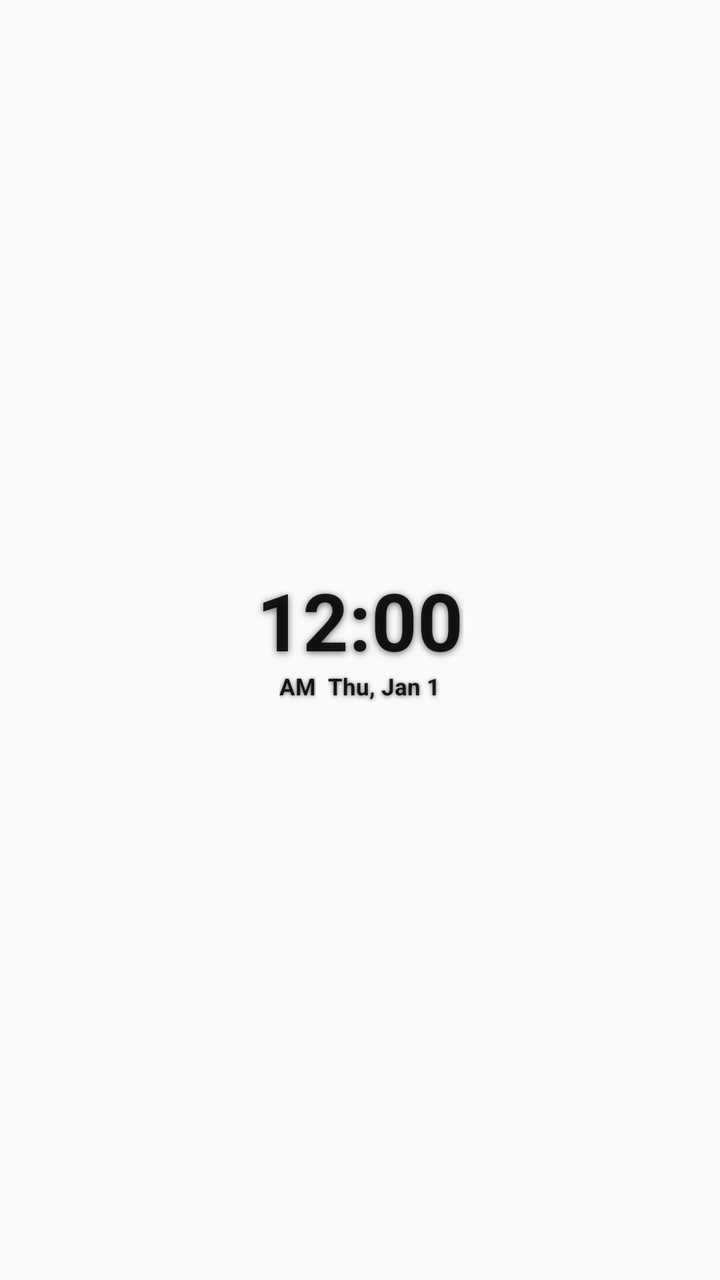
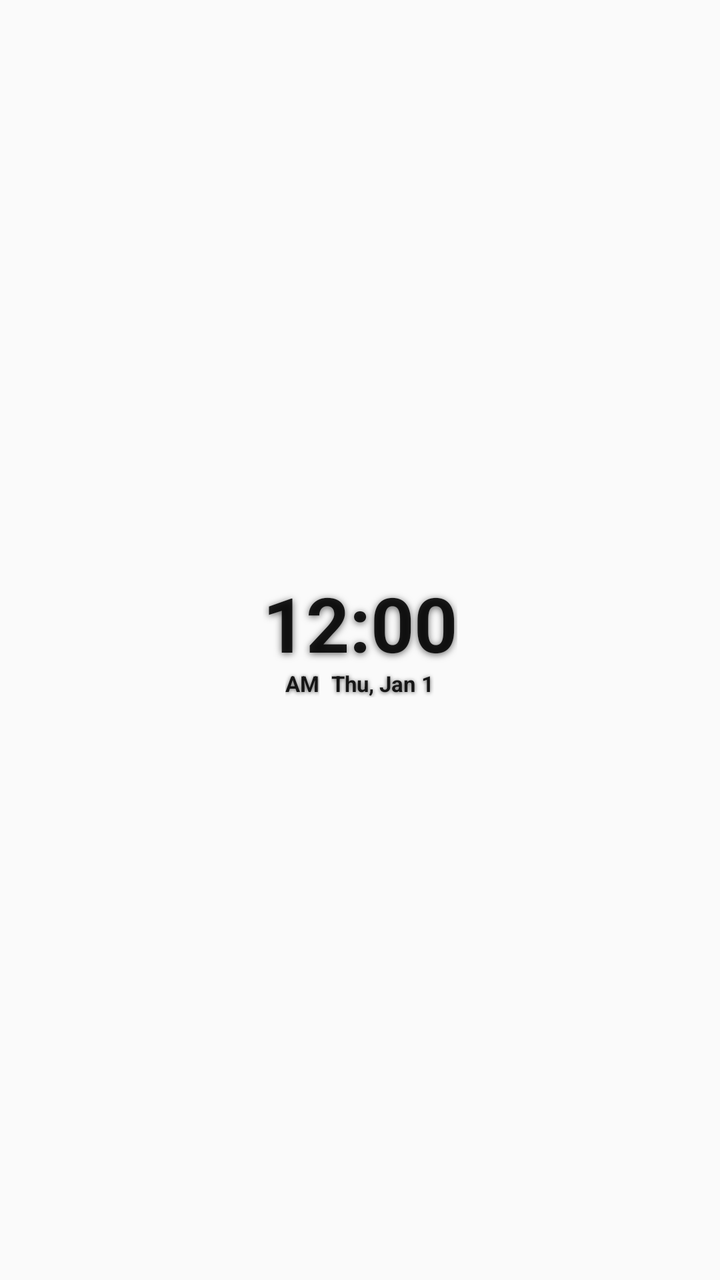

Before-and-after screenshots of an Android layout around one commit, followed by the original layout XML and the change that was made.
<!-- AndroidManifest.xml: application theme AppTheme -->
<!-- res/layout/widget_clock_transparent.xml -->
<?xml version="1.0" encoding="utf-8"?>
<LinearLayout xmlns:android="http://schemas.android.com/apk/res/android"
    android:id="@+id/widget_clock_trans_root"
    android:layout_width="match_parent"
    android:layout_height="match_parent"
    android:background="@android:color/transparent"
    android:gravity="center"
    android:orientation="vertical"
    android:padding="4dp">

    <TextClock
        android:id="@+id/widget_clock_trans_time"
        android:layout_width="wrap_content"
        android:layout_height="wrap_content"
        android:format12Hour="hh:mm"
        android:format24Hour="kk:mm"
        android:textColor="?android:attr/textColorPrimary"
        android:textSize="40sp"
        android:textStyle="bold"
        android:includeFontPadding="false"
        android:shadowColor="#99000000"
        android:shadowDx="0"
        android:shadowDy="2"
        android:shadowRadius="8" />

    <LinearLayout
        android:layout_width="wrap_content"
        android:layout_height="wrap_content"
        android:gravity="center_vertical"
        android:orientation="horizontal"
        android:layout_marginTop="0dp">

        <TextClock
            android:id="@+id/widget_clock_trans_ampm"
            android:layout_width="wrap_content"
            android:layout_height="wrap_content"
            android:format12Hour="a"
            android:format24Hour=""
            android:textColor="?android:attr/textColorPrimary"
            android:textSize="11.5sp"
            android:textStyle="bold"
            android:shadowColor="#99000000"
            android:shadowDx="0"
            android:shadowDy="1"
            android:shadowRadius="5"
            android:layout_marginEnd="6dp" />

        <TextClock
            android:id="@+id/widget_clock_trans_date"
            android:layout_width="wrap_content"
            android:layout_height="wrap_content"
            android:format12Hour="EEE, MMM d"
            android:format24Hour="EEE, MMM d"
            android:textColor="?android:attr/textColorPrimary"
            android:textSize="11.5sp"
            android:textStyle="bold"
            android:shadowColor="#99000000"
            android:shadowDx="0"
            android:shadowDy="1"
            android:shadowRadius="5" />
    </LinearLayout>
</LinearLayout>
<!-- resources referenced by this layout -->
<resources>
  <style name="AppTheme" parent="Theme.AppCompat.Light.DarkActionBar">
          
          <item name="colorPrimary">@color/colorPrimary</item>
          <item name="colorPrimaryDark">@color/colorPrimaryDark</item>
          <item name="colorAccent">@color/colorAccent</item>
      </style>
</resources>

<!-- the commit's change to res/layout/widget_clock_transparent.xml (unified diff, before → after) -->
@@ -6,7 +6,7 @@
     android:background="@android:color/transparent"
     android:gravity="center"
     android:orientation="vertical"
-    android:padding="4dp">
+    android:padding="2dp">
 
     <TextClock
         android:id="@+id/widget_clock_trans_time"
@@ -15,7 +15,7 @@
         android:format12Hour="hh:mm"
         android:format24Hour="kk:mm"
         android:textColor="?android:attr/textColorPrimary"
-        android:textSize="40sp"
+        android:textSize="38sp"
         android:textStyle="bold"
         android:includeFontPadding="false"
         android:shadowColor="#99000000"
@@ -37,8 +37,9 @@
             android:format12Hour="a"
             android:format24Hour=""
             android:textColor="?android:attr/textColorPrimary"
-            android:textSize="11.5sp"
+            android:textSize="11sp"
             android:textStyle="bold"
+            android:includeFontPadding="false"
             android:shadowColor="#99000000"
             android:shadowDx="0"
             android:shadowDy="1"
@@ -52,8 +53,9 @@
             android:format12Hour="EEE, MMM d"
             android:format24Hour="EEE, MMM d"
             android:textColor="?android:attr/textColorPrimary"
-            android:textSize="11.5sp"
+            android:textSize="11sp"
             android:textStyle="bold"
+            android:includeFontPadding="false"
             android:shadowColor="#99000000"
             android:shadowDx="0"
             android:shadowDy="1"
